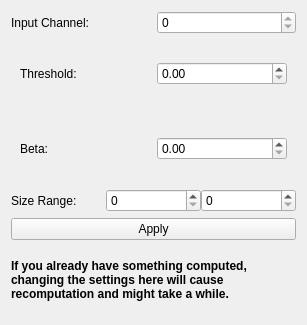
First picture: the form in ilastik/applets/graphCutSegmentation/drawer.ui, repository ilastik/ilastik, before the edit.
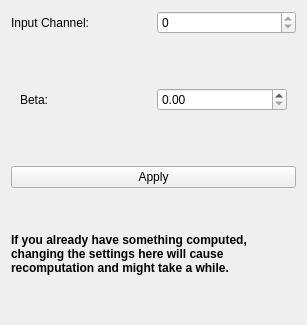
Second picture: the form after the edit.

Patch:
```diff
--- a/ilastik/applets/graphCutSegmentation/drawer.ui
+++ b/ilastik/applets/graphCutSegmentation/drawer.ui
@@ -38,39 +38,7 @@
      </item>
     </layout>
    </item>
-   <item>
-    <widget class="QWidget" name="threshold">
-     <attribute name="title">
-      <string>Threshold</string>
-     </attribute>
-     <layout class="QHBoxLayout" name="horizontalLayout_4">
-      <item>
-       <layout class="QHBoxLayout" name="horizontalLayout_7">
-        <item>
-         <widget class="QLabel" name="label_6">
-          <property name="text">
-           <string>Threshold:</string>
-          </property>
-         </widget>
-        </item>
-        <item>
-         <widget class="QDoubleSpinBox" name="thresholdSpinBox">
-          <property name="toolTip">
-           <string>Threshold value</string>
-          </property>
-          <property name="maximum">
-           <double>1.000000000000000</double>
-          </property>
-          <property name="singleStep">
-           <double>0.010000000000000</double>
-          </property>
-         </widget>
-        </item>
-       </layout>
-      </item>
-     </layout>
-    </widget>
-   </item>
+
    <item>
     <widget class="QWidget" name="beta">
      <attribute name="title">
@@ -104,43 +72,7 @@
      </layout>
     </widget>
    </item>
-   <item>
-    <layout class="QHBoxLayout" name="horizontalLayout_3">
-     <property name="spacing">
-      <number>0</number>
-     </property>
-     <item>
-      <widget class="QLabel" name="label">
-       <property name="toolTip">
-        <string>&lt;html&gt;&lt;head/&gt;&lt;body&gt;&lt;p&gt;Minimum and maximum object size for the size filter&lt;/p&gt;&lt;/body&gt;&lt;/html&gt;</string>
-       </property>
-       <property name="text">
-        <string>Size Range:</string>
-       </property>
-      </widget>
-     </item>
-     <item>
-      <widget class="QSpinBox" name="minSizeSpinBox">
-       <property name="toolTip">
-        <string>Min object size</string>
-       </property>
-       <property name="maximum">
-        <number>100000</number>
-       </property>
-      </widget>
-     </item>
-     <item>
-      <widget class="QSpinBox" name="maxSizeSpinBox">
-       <property name="toolTip">
-        <string>Max object size</string>
-       </property>
-       <property name="maximum">
-        <number>1000000</number>
-       </property>
-      </widget>
-     </item>
-    </layout>
-   </item>
+
    <item>
     <widget class="QPushButton" name="applyButton">
      <property name="toolTip">
```
Left out of the diff: 7 changed lines with no effect on the pictures.
